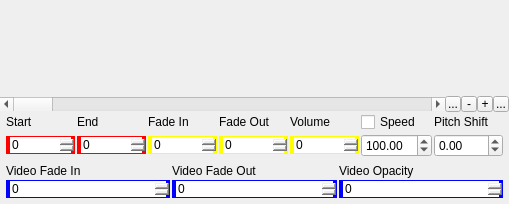
First picture: the form in WaveRecorder/cwaveeditwidget.ui, repository vemod-/ObjectStudio, before the edit.
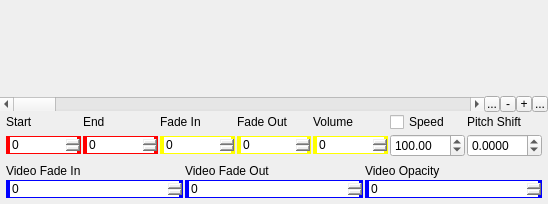
Second picture: the form after the edit. Custom widgets are drawn as their Qt base class.

```diff
--- a/WaveRecorder/cwaveeditwidget.ui
+++ b/WaveRecorder/cwaveeditwidget.ui
@@ -6,7 +6,7 @@
    <rect>
     <x>0</x>
     <y>0</y>
-    <width>509</width>
+    <width>548</width>
     <height>204</height>
    </rect>
   </property>
@@ -296,6 +296,9 @@
      </item>
      <item row="1" column="6">
       <widget class="QDoubleSpinBox" name="PitchSpin">
+       <property name="decimals">
+        <number>4</number>
+       </property>
        <property name="minimum">
         <double>-96.000000000000000</double>
        </property>
```
Left out of the diff: 206 changed lines with no effect on the pictures.
